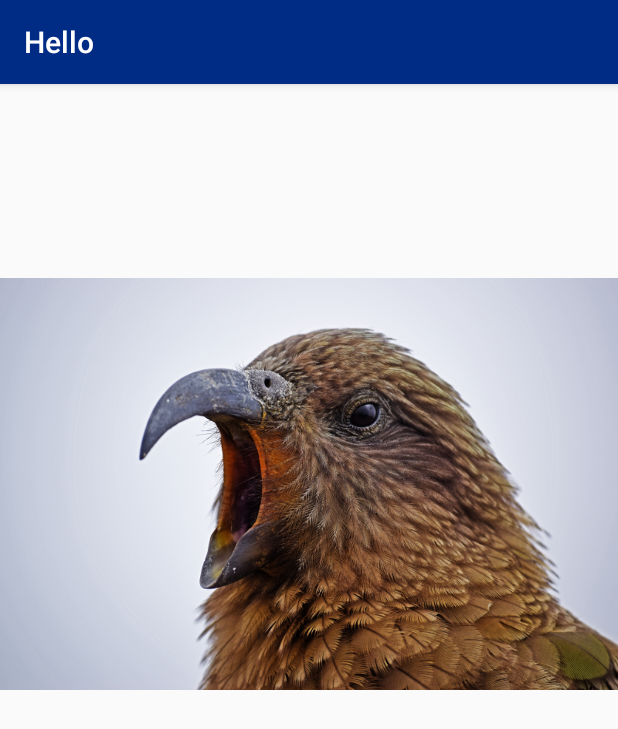
After one commit to cesmai/Hello, an Android app: the BoutonClickActivity screen opened directly, with no data from a screen before it, on a phone screen of 412 x 824 dp. The commit adds this screen. Shown: the top 729 px of the screen. Run offline under Robolectric (Android 15) with nearby library versions, the phone set to English and light mode, and no system bars.

Commit message:
Add click on image Move val to companion const

```diff
--- /dev/null
+++ b/app/src/main/java/com/example/hb/hello/BoutonClickActivity.kt
@@ -0,0 +1,18 @@
+package com.example.hb.hello
+
+import android.support.v7.app.AppCompatActivity
+import android.os.Bundle
+import kotlinx.android.synthetic.main.activity_bouton_click.*
+import org.jetbrains.anko.toast
+
+class BoutonClickActivity : AppCompatActivity() {
+
+    override fun onCreate(savedInstanceState: Bundle?) {
+        super.onCreate(savedInstanceState)
+        setContentView(R.layout.activity_bouton_click)
+
+        imageOnClick.setOnClickListener{
+            toast("click on image")
+        }
+    }
+}
--- /dev/null
+++ b/app/src/main/res/layout/activity_bouton_click.xml
@@ -0,0 +1,14 @@
+<?xml version="1.0" encoding="utf-8"?>
+<LinearLayout
+        xmlns:android="http://schemas.android.com/apk/res/android"
+        android:layout_width="match_parent"
+        android:layout_height="match_parent">
+
+    <ImageView
+            android:id="@+id/imageOnClick"
+            android:src="@drawable/image_aigle_png_800"
+            android:layout_width="wrap_content"
+            android:layout_height="wrap_content"
+    />
+
+</LinearLayout>
```
Also changed, not shown: app/src/main/AndroidManifest.xml (+13 -4 lines), app/src/main/java/com/example/hb/hello/NumberPickerActivity.kt (+10 -5 lines), app/src/main/res/layout/activity_main.xml (+7 -0 lines).
